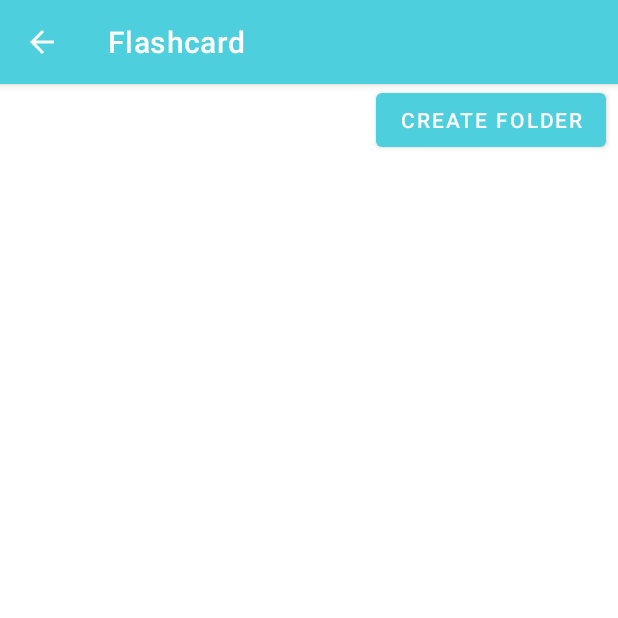
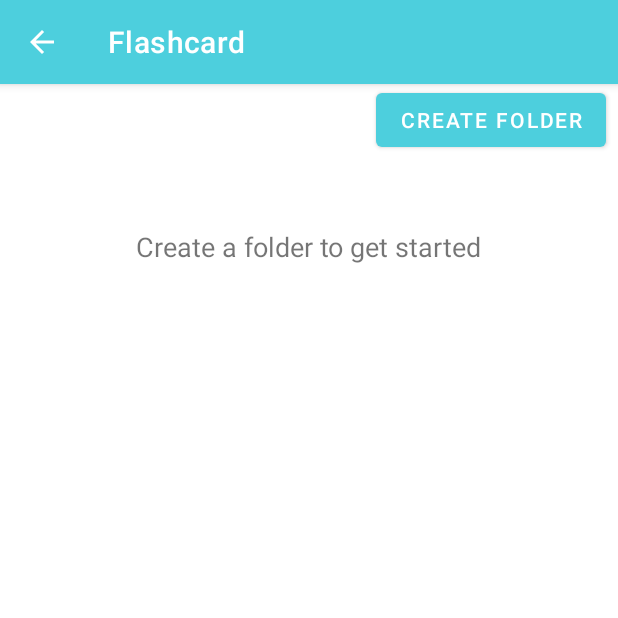
Before and after one commit to izutsumiii/flashcard-android-app, an Android app: the FolderListActivity screen opened directly, with no data from a screen before it, on a phone screen of 412 x 824 dp, the top half of it. Run offline under Robolectric (Android 15) with nearby library versions, the phone set to English and light mode, and no system bars.

Commit message:
Quick little fixes

```diff
--- a/app/src/main/java/com/example/flashcard/ui/card/CardFlip.java
+++ b/app/src/main/java/com/example/flashcard/ui/card/CardFlip.java
@@ -98,7 +98,6 @@ public class CardFlip extends AppCompatActivity {
     }
 
     public void checkIfFlippedCard(){
-        Toast.makeText(CardFlip.this, String.valueOf(!mIsBackVisible), Toast.LENGTH_SHORT).show();
         if (mIsBackVisible) {
             mSetRightOut.setTarget(mCardBackLayout);
             mSetLeftIn.setTarget(mCardFrontLayout);
--- a/app/src/main/java/com/example/flashcard/ui/folders/FolderListActivity.java
+++ b/app/src/main/java/com/example/flashcard/ui/folders/FolderListActivity.java
@@ -31,6 +31,13 @@ public class FolderListActivity extends AppCompatActivity implements FolderListA
         dbHandler = new DBHandler(this);
         folderModalArrayList = dbHandler.getFolderNames();
 
+        if (folderModalArrayList.isEmpty()) {
+            findViewById(R.id.emptyFolderListMessage).setVisibility(View.VISIBLE);
+        }
+        else{
+            findViewById(R.id.emptyFolderListMessage).setVisibility(View.GONE);
+        }
+
         RecyclerView recyclerViewDashboard = findViewById(R.id.foldersListRecyclerView);
         recyclerViewDashboard.setLayoutManager(new LinearLayoutManager(this));
 
--- a/app/src/main/res/layout/activity_folder_list.xml
+++ b/app/src/main/res/layout/activity_folder_list.xml
@@ -13,6 +13,18 @@
         android:onClick="createFolder"
         android:text="Create folder" />
 
+    <TextView
+        android:id="@+id/emptyFolderListMessage"
+        android:layout_width="wrap_content"
+        android:layout_height="wrap_content"
+        android:layout_below="@id/createFolderButton"
+        android:layout_centerHorizontal="true"
+        android:layout_marginTop="16dp"
+        android:textSize="18dp"
+        android:padding="20dp"
+        android:text="Create a folder to get started"
+        android:visibility="gone" />
+
     <androidx.recyclerview.widget.RecyclerView
         android:id="@+id/foldersListRecyclerView"
         android:layout_width="match_parent"
--- a/app/src/main/res/layout/activity_word_list.xml
+++ b/app/src/main/res/layout/activity_word_list.xml
@@ -29,6 +29,7 @@
         android:layout_below="@id/topButtonsLayout"
         android:layout_centerHorizontal="true"
         android:layout_marginTop="16dp"
+        android:textSize="18dp"
         android:text="Add words to get started"
         android:visibility="gone" />
 
```
Also changed, not shown: app/src/main/java/com/example/flashcard/ui/form/WordFormActivity.java (+7 -0 lines).
